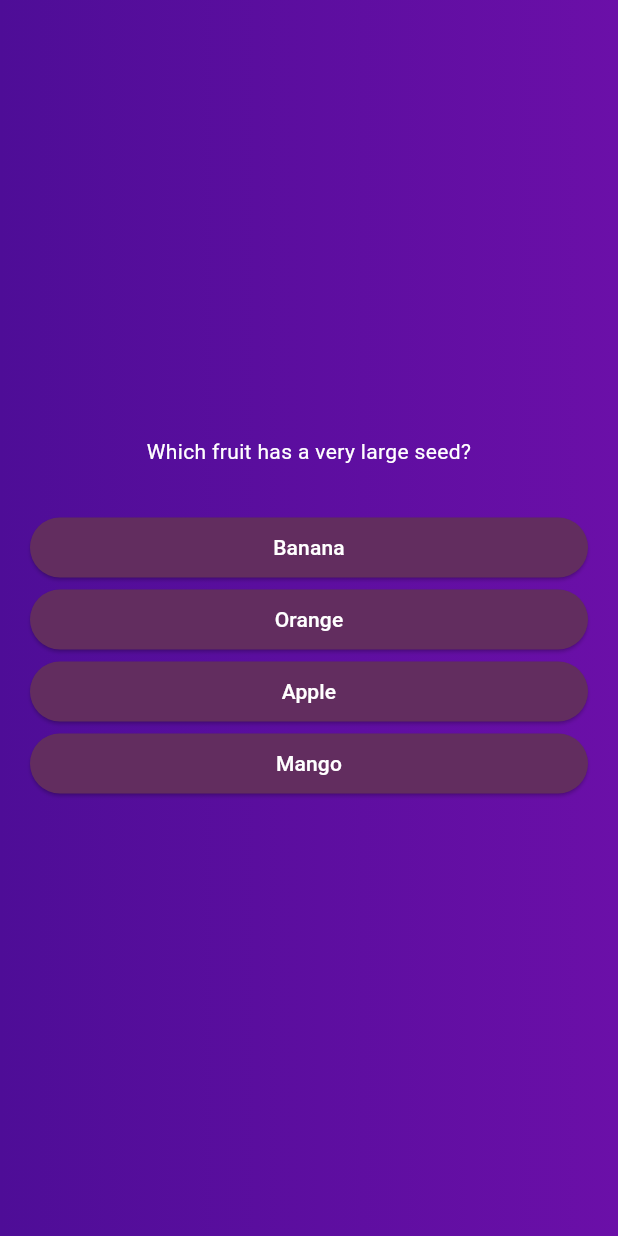
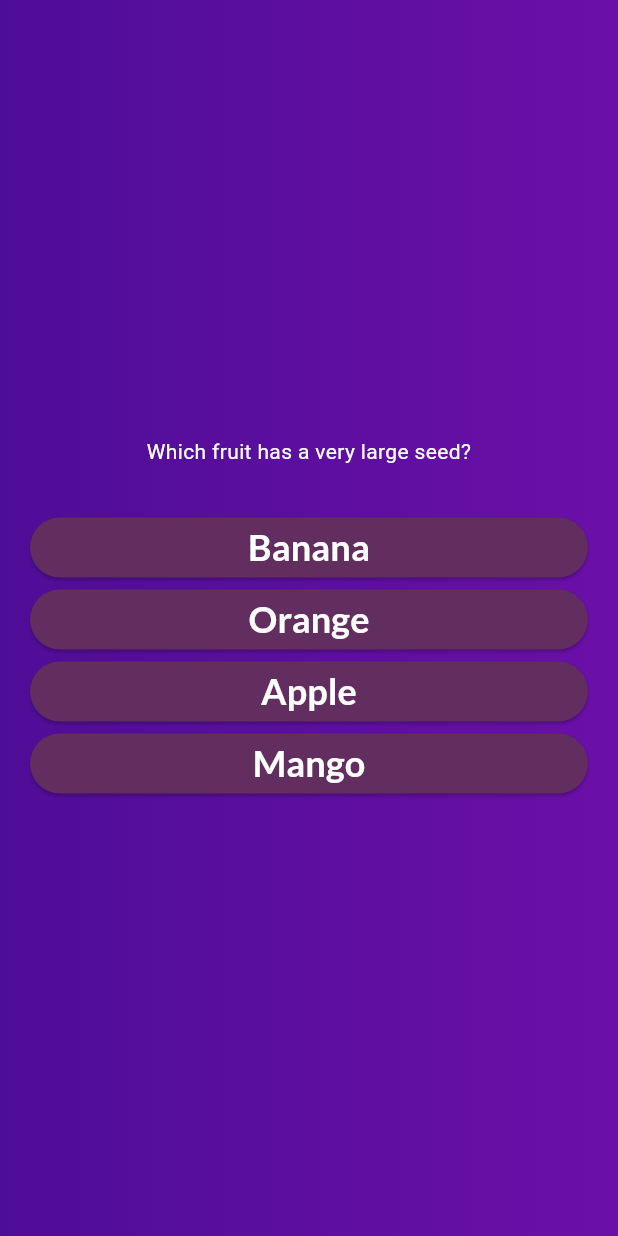
Before and after one commit to AlanYuan16/Quiz-App-Flutter, a Flutter app: the screen it shows after launch, after a tap on "Start Quiz", on a phone screen of 412 x 824 dp. Run offline on Flutter 3.47's test engine with Material 3 defaults, Android fonts, the phone set to English and light mode, and no system bars; our stand-ins replace google_fonts.

Commit message:
Changed styling for answer button

```diff
--- a/lib/answer_button.dart
+++ b/lib/answer_button.dart
@@ -1,5 +1,6 @@
 
 import 'package:flutter/material.dart';
+import 'package:google_fonts/google_fonts.dart';
 
 class AnswerButton extends StatelessWidget{
   const AnswerButton ({super.key,
@@ -17,7 +18,13 @@ class AnswerButton extends StatelessWidget{
 
     ),
     child:Text(answerText,
-    textAlign: TextAlign.center,),
+    textAlign: TextAlign.center,
+    style: GoogleFonts.lato(
+      color:Colors.white,
+      fontSize:24,
+      fontWeight:FontWeight.bold
+      )
+    ),
     );
   }
 }
```
